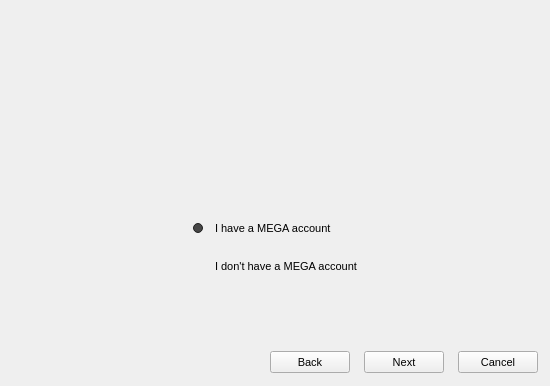
The window that Source/MEGASync/gui/macx/SetupWizard.ui (meganz/MEGAsync) describes before a commit, drawn with Qt 5.
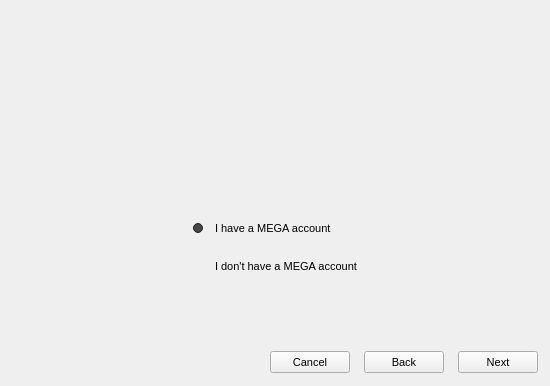
The same window after the commit. Icons and pictures are not drawn.

```diff
--- a/Source/MEGASync/gui/macx/SetupWizard.ui
+++ b/Source/MEGASync/gui/macx/SetupWizard.ui
@@ -1549,6 +1549,13 @@
         </property>
        </spacer>
       </item>
+      <item>
+       <widget class="QPushButton" name="bCancel">
+        <property name="text">
+         <string>Cancel</string>
+        </property>
+       </widget>
+      </item>
       <item>
        <widget class="QPushButton" name="bBack">
         <property name="text">
@@ -1563,13 +1570,6 @@
         </property>
        </widget>
       </item>
-      <item>
-       <widget class="QPushButton" name="bCancel">
-        <property name="text">
-         <string>Cancel</string>
-        </property>
-       </widget>
-      </item>
      </layout>
     </widget>
    </item>
```
Left out of the diff: 10 changed lines with no effect on the pictures.
